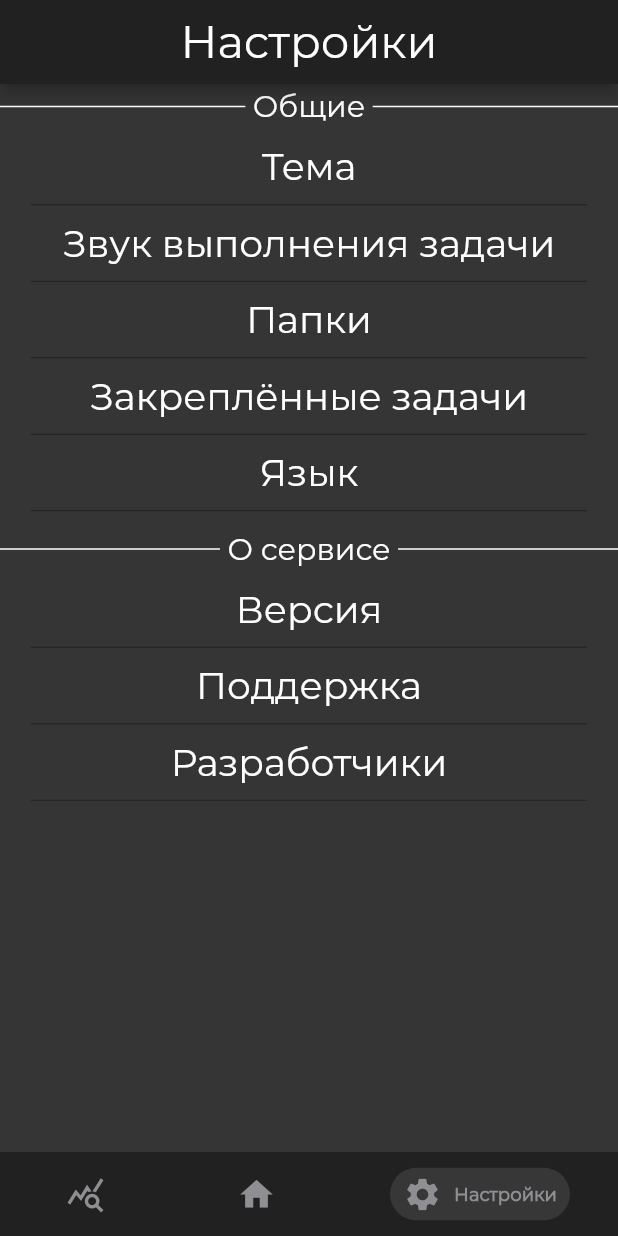
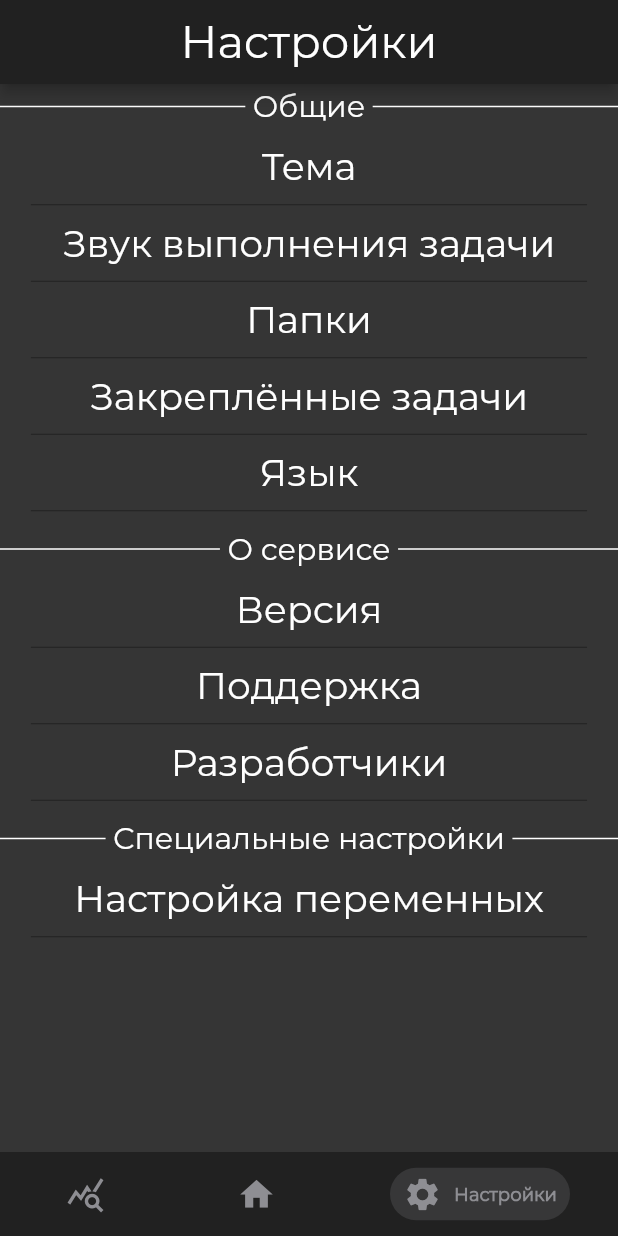
Before and after one commit to meg4cyberc4t/lister, a Flutter app: the screen it shows after launch, item 3 of the bottom bar chosen, on a phone screen of 412 x 824 dp. Run offline on Flutter 3.47's test engine with Material 2 defaults, Android fonts, the phone set to English and light mode, and no system bars; drawn by our look-alikes of persistent_bottom_nav_bar; our stand-ins replace flutter_slidable, hive, hive_flutter, pie_chart; accounts and stored records are empty; project files that could hold a hidden picture were left out.

Commit message:
ЭЭ изменения с Алисой :+1:

```diff
--- a/lib/components/FolderTitle.dart
+++ b/lib/components/FolderTitle.dart
@@ -19,21 +19,21 @@ class FolderTitle extends StatelessWidget {
               flex: 1,
               child: Container(
                 height: 1,
-                color: setTextColor,
+                color: colors[2],
               ),
             ),
             Padding(
               padding: const EdgeInsets.symmetric(horizontal: 5),
               child: Text(
                 title,
-                style: TextStyle(color: setTextColor, fontSize: 20),
+                style: TextStyle(color: colors[2], fontSize: 20),
               ),
             ),
             Flexible(
               flex: 1,
               child: Container(
                 height: 1,
-                color: setTextColor,
+                color: colors[2],
               ),
             ),
           ],
--- a/lib/components/MaterialButtonSettings.dart
+++ b/lib/components/MaterialButtonSettings.dart
@@ -12,8 +12,8 @@ class MaterialButtonSettings extends StatelessWidget {
   @override
   Widget build(BuildContext context) {
     return InkWell(
-      onTap: (onPressed != null) ? () => onPressed() : () {},
-      onLongPress: (onLongPress != null) ? () => onLongPress() : () {},
+      onTap: (onPressed == null) ? null : () => onPressed(),
+      onLongPress: (onLongPress == null) ? null : () => onLongPress(),
       child: Container(
         padding: EdgeInsets.zero,
         child: Column(
@@ -29,7 +29,7 @@ class MaterialButtonSettings extends StatelessWidget {
                     textDirection: TextDirection.ltr,
                     textAlign: TextAlign.center,
                     style: TextStyle(
-                        color: setTextColor,
+                        color: colors[2],
                         fontSize: MediaQuery.of(context).size.width < 400
                             ? MediaQuery.of(context).size.width / 16
                             : 400 / 16),
@@ -39,10 +39,7 @@ class MaterialButtonSettings extends StatelessWidget {
             ),
             SizedBox(
               width: MediaQuery.of(context).size.width * 0.9,
-              child: Divider(
-                height: 1,
-                color: Color(0xFF212121),
-              ),
+              child: Divider(height: 1, color: colors[0]),
             ),
           ],
         ),
--- a/lib/main.dart
+++ b/lib/main.dart
@@ -39,31 +39,32 @@ class _ListerState extends State<Lister> {
       PersistentBottomNavBarItem(
         icon: Icon(Icons.query_stats),
         title: 'Статистика',
-        activeColorPrimary: inactiveColorPrimary,
-        inactiveColorPrimary: inactiveColorPrimary,
+        activeColorPrimary: colors[3] ?? Color(0),
+        inactiveColorPrimary: colors[3],
       ),
       PersistentBottomNavBarItem(
         icon: Icon(Icons.home),
         title: 'Задачи',
-        activeColorPrimary: inactiveColorPrimary,
-        inactiveColorPrimary: inactiveColorPrimary,
+        activeColorPrimary: colors[3] ?? Color(0),
+        inactiveColorPrimary: colors[3],
       ),
       PersistentBottomNavBarItem(
         icon: Icon(Icons.settings),
         title: 'Настройки',
-        activeColorPrimary: inactiveColorPrimary,
-        inactiveColorPrimary: inactiveColorPrimary,
+        activeColorPrimary: colors[3] ?? Color(0),
+        inactiveColorPrimary: colors[3],
       ),
     ];
   }
 
   @override
   Widget build(BuildContext context) {
+    globalSetState = setState;
     return Scaffold(
       body: PersistentTabView(
         context,
         controller: _persistentTabController,
-        backgroundColor: activeColorPrimary,
+        backgroundColor: colors[0] ?? Color(0),
         screens: [
           StatsPage(),
           HomePage(),
--- a/lib/pages/settingsPage.dart
+++ b/lib/pages/settingsPage.dart
@@ -1,6 +1,7 @@
 import 'package:flutter/material.dart';
 import 'package:lister/components/FolderTitle.dart';
 import 'package:lister/components/MaterialButtonSettings.dart';
+import 'package:lister/pages/settingsPages/settingsVariablesPage.dart';
 import 'package:lister/variables.dart';
 
 class SettingsPage extends StatelessWidget {
@@ -9,13 +10,14 @@ class SettingsPage extends StatelessWidget {
   @override
   Widget build(BuildContext context) {
     return Scaffold(
+      backgroundColor: colors[1],
       appBar: AppBar(
         title: Text(
           'Настройки',
-          style: TextStyle(fontSize: appBarTextTitleSize),
+          style: TextStyle(fontSize: fontSize2),
         ),
         centerTitle: true,
-        backgroundColor: activeColorPrimary,
+        backgroundColor: colors[0],
       ),
       body: ListView(
         padding: EdgeInsets.zero,
@@ -31,6 +33,15 @@ class SettingsPage extends StatelessWidget {
           MaterialButtonSettings(title: 'Версия'),
           MaterialButtonSettings(title: 'Поддержка'),
           MaterialButtonSettings(title: 'Разработчики'),
+          SizedBox(height: 10),
+          FolderTitle(title: 'Специальные настройки'),
+          MaterialButtonSettings(
+              title: 'Настройка переменных',
+              onPressed: () => Navigator.push(
+                  context,
+                  MaterialPageRoute(
+                      builder: (context) => SettingsVariablesPage()))),
+          SizedBox(height: 5),
         ],
       ),
     );
--- a/lib/variables.dart
+++ b/lib/variables.dart
@@ -5,36 +5,38 @@ import 'package:flutter/services.dart';
 const ToDoDatabaseName = "ToDo";
 const DatabasesPath = "../.AppData/lister";
 
-const FontSize1 = 35.0;
-const FontSize2 = 20.0;
+double fontSize1 = 35.0;
+double fontSize2 = 30.0; // AppBarTitleSize
+double fontSize3 = 20.0; // OutlinedButtonTextSize
 
-const activeColorPrimary = Color(0xff212121);
-const inactiveColorPrimary = CupertinoColors.systemGrey;
+const String fontFamily = 'Montserrat';
+Map<int, Color> colors = {
+  0: Color(0xFF212121), // activeColorPrimary
+  1: Color(0xFF353535), // backgroundColor
+  2: Color(0xFFFFFFFF), // setTextColor
+  3: Color(0xFF8E8E93), // inactiveColorPrimary
+  4: Color(0xFFFF3B30), // colorDeletes
+  5: Color(0xFFD1D1D6), // colorMoments
+  6: Color(0xFF34C759), // colorDones
+};
 
-const colorDeletes = CupertinoColors.systemRed;
-const colorMoments = CupertinoColors.systemGrey4;
-const colorDones = CupertinoColors.activeGreen;
-
-const backgroundColor = Color(0xFF353535);
-const setTextColor = CupertinoColors.white;
-
-const fontFamily = 'Montserrat';
-
-// const activeColorPrimary = CupertinoColors.activeBlue;
-// const inactiveColorPrimary = CupertinoColors.systemGrey;
-
-// const colorDeletes = Color(0xFF402C84);
-// const colorMoments = Color(0xFF6949D7);
-// const colorDones = Color(0xFF866FD7);
-
-const appBarTextTitleSize = 30.0;
-const OutlinedButtonTextSize = 25.0;
+const Map<int, Color> defaultColors = {
+  0: Color(0xFF212121), // activeColorPrimary
+  1: Color(0xFF353535), // backgroundColor
+  2: Color(0xFFFFFFFF), // setTextColor
+  3: Color(0xFF8E8E93), // inactiveColorPrimary
+  4: Color(0xFFFF3B30), // colorDeletes
+  5: Color(0xFFD1D1D6), // colorMoments
+  6: Color(0xFF34C759), // colorDones
+};
 
 ThemeData mainTheme = ThemeData(
   fontFamily: fontFamily,
-  scaffoldBackgroundColor: backgroundColor,
-  accentColor: activeColorPrimary,
+  scaffoldBackgroundColor: colors[1],
+  accentColor: colors[0],
 );
 
 SystemUiOverlayStyle mySystemTheme =
-    SystemUiOverlayStyle.light.copyWith(systemNavigationBarColor: Colors.black);
+    SystemUiOverlayStyle.light.copyWith(systemNavigationBarColor: colors[0]);
+
+Function globalSetState = () {};
```
Also changed, not shown: lib/components/ElevatedFloatingActionButton.dart (+7 -4 lines), lib/components/MyTextField.dart (+10 -10 lines), lib/components/dialogs/correctionDialog.dart (+7 -9 lines), lib/components/dialogs/createDialog.dart (+14 -12 lines), lib/pages/homePage.dart (+10 -9 lines), lib/pages/settingsPages/settingsVariablesPage.dart (added, +142 -0 lines), lib/pages/statsPage.dart (+9 -9 lines), 1 other file.
